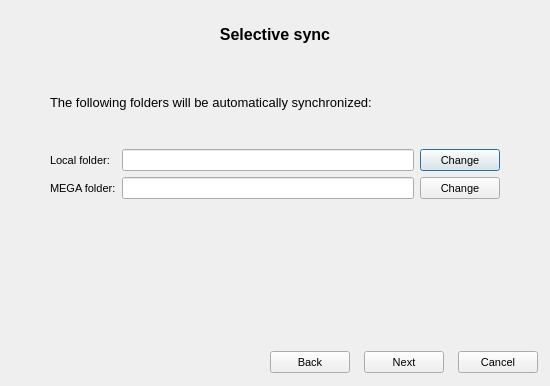
meganz/MEGAsync, file Source/MEGASync/gui/SetupWizard.ui: the form before one commit.
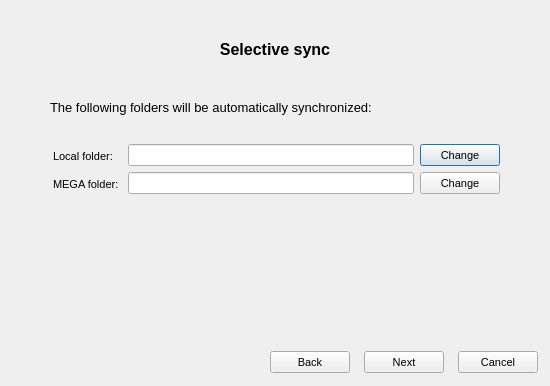
The form after the commit. The open tabs and pages were chosen to show the change. Icons and pictures are not drawn.

Commit message: Fixed Selective Sync window

What changed in the file:
```diff
--- a/Source/MEGASync/gui/SetupWizard.ui
+++ b/Source/MEGASync/gui/SetupWizard.ui
@@ -113,8 +113,13 @@
 #rAdvancedSetup, #rTypicalSetup
 {
 	padding-top: -2px;
-	
-}</string>
+}
+#lLocalFolder, #lMegaFolder
+{
+	margin-top:2px;	
+	margin-left: -3px;
+}
+</string>
   </property>
   <layout class="QVBoxLayout" name="verticalLayout">
    <property name="spacing">
@@ -911,13 +916,13 @@
      <widget class="QWidget" name="pAdvanced">
       <layout class="QVBoxLayout" name="verticalLayout_6">
        <property name="spacing">
-        <number>30</number>
+        <number>20</number>
        </property>
        <property name="leftMargin">
         <number>50</number>
        </property>
        <property name="topMargin">
-        <number>25</number>
+        <number>40</number>
        </property>
        <property name="rightMargin">
         <number>50</number>
@@ -1038,6 +1043,9 @@
             <property name="text">
              <string>MEGA folder:</string>
             </property>
+            <property name="margin">
+             <number>0</number>
+            </property>
            </widget>
           </item>
           <item row="2" column="1">
```
Left out of the diff: 2 changed lines with no effect on the pictures.
